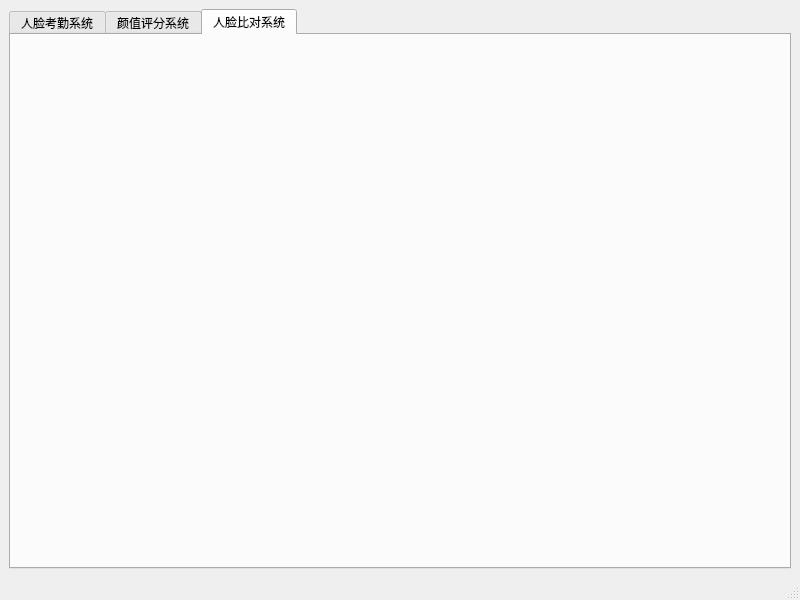
Before: the Qt Designer form Src/Face_Recognition_System/mainwindow.ui in Fowindy/QT_Project, drawn with Qt 5.
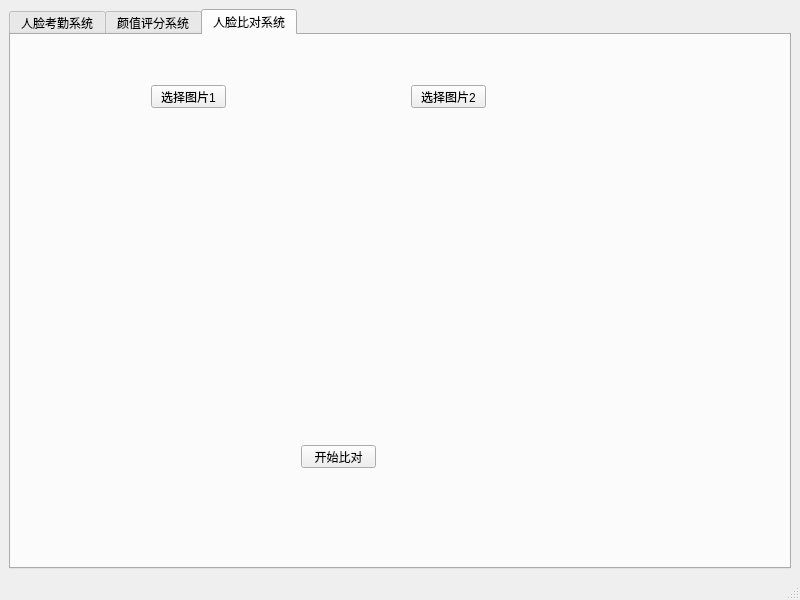
After: the same form once the commit is applied. The open tabs and pages were chosen to show the change.

Commit message: 人脸识别和比对界面初步完成

```diff
--- a/Src/Face_Recognition_System/mainwindow.ui
+++ b/Src/Face_Recognition_System/mainwindow.ui
@@ -379,6 +379,71 @@
        <attribute name="title">
         <string>人脸比对系统</string>
        </attribute>
+       <widget class="QPushButton" name="btnChoosePictureBefore">
+        <property name="geometry">
+         <rect>
+          <x>140</x>
+          <y>50</y>
+          <width>75</width>
+          <height>23</height>
+         </rect>
+        </property>
+        <property name="text">
+         <string>选择图片1</string>
+        </property>
+       </widget>
+       <widget class="QPushButton" name="btnChoosePictureAfter">
+        <property name="geometry">
+         <rect>
+          <x>400</x>
+          <y>50</y>
+          <width>75</width>
+          <height>23</height>
+         </rect>
+        </property>
+        <property name="text">
+         <string>选择图片2</string>
+        </property>
+       </widget>
+       <widget class="QLabel" name="lb_pic1">
+        <property name="geometry">
+         <rect>
+          <x>20</x>
+          <y>100</y>
+          <width>300</width>
+          <height>280</height>
+         </rect>
+        </property>
+        <property name="text">
+         <string/>
+        </property>
+       </widget>
+       <widget class="QLabel" name="lb_pic2">
+        <property name="geometry">
+         <rect>
+          <x>350</x>
+          <y>90</y>
+          <width>300</width>
+          <height>280</height>
+         </rect>
+        </property>
+        <property name="text">
+         <string/>
+        </property>
+       </widget>
+       <widget class="QPushButton" name="btn_startCompare">
+        <property name="geometry">
+         <rect>
+          <x>290</x>
+          <y>410</y>
+          <width>75</width>
+          <height>23</height>
+         </rect>
+        </property>
+        <property name="text">
+         <string>开始比对</string>
+        </property>
+       </widget>
       </widget>
      </widget>
     </item>
```
Left out of the diff: 49 changed lines with no effect on the pictures. The commit also changes 1 other file.
